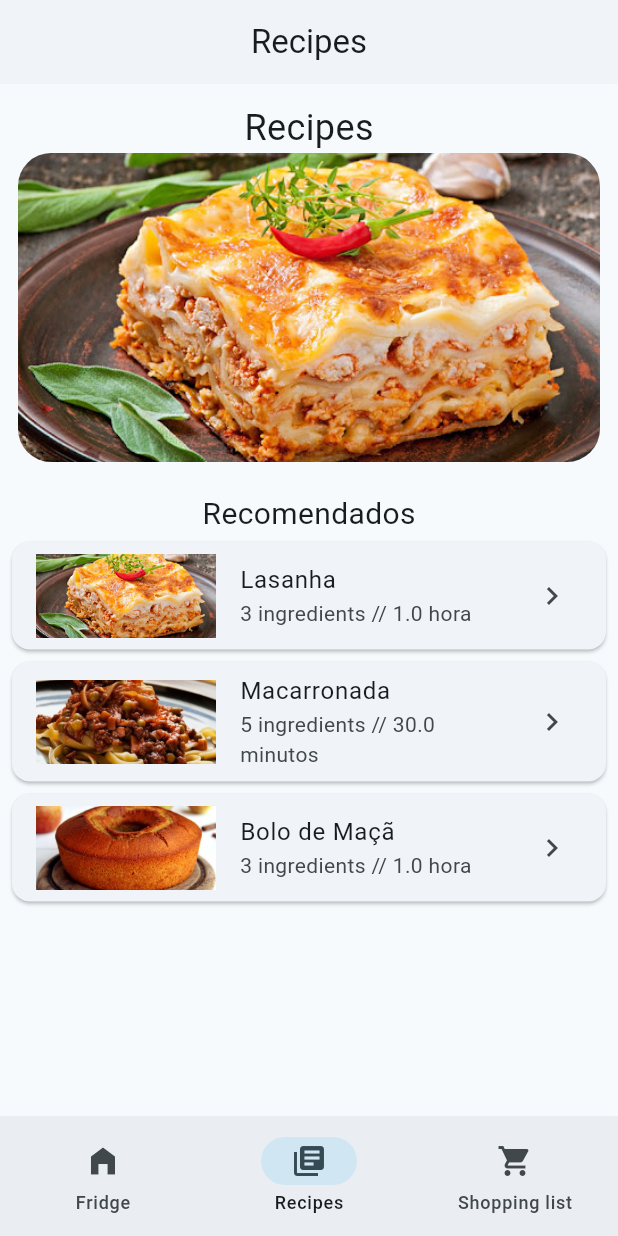
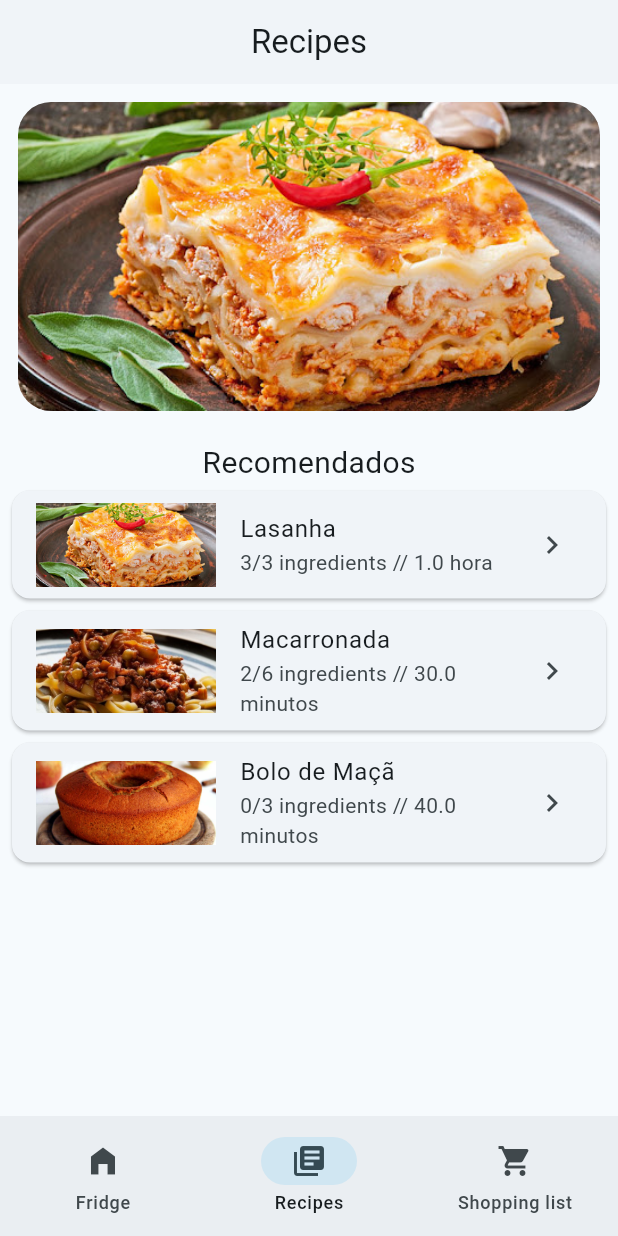
Before and after one commit to thiagocoelhoo/smartfridge, a Flutter app: the screen it shows after launch, on a phone screen of 412 x 824 dp. Run offline on Flutter 3.47's test engine with Material 3 defaults, Android fonts, the phone set to English and light mode, and no system bars.

Commit message:
feat: add recipes repository with Provider as state manager

```diff
--- a/lib/main.dart
+++ b/lib/main.dart
@@ -2,12 +2,14 @@ import 'package:flutter/material.dart';
 import 'package:provider/provider.dart';
 import 'package:smartfridge/app.dart';
 import 'package:smartfridge/repository/fridge_repository.dart';
+import 'package:smartfridge/repository/recipes_repository.dart';
 
 void main() {
   runApp(
     MultiProvider(
       providers: [
         ChangeNotifierProvider(create: (_) => FridgeRepository()),
+        ChangeNotifierProvider(create: (_) => RecipesRepository()),
       ],
       child: const SmartFridgeApp(),
     ),
--- a/lib/pages/recipes_page.dart
+++ b/lib/pages/recipes_page.dart
@@ -1,12 +1,12 @@
 import 'package:flutter/material.dart';
+import 'package:provider/provider.dart';
 import 'package:smartfridge/models/recipe.dart';
 import 'package:smartfridge/pages/recipe_details.dart';
-import 'package:smartfridge/services/test_values.dart';
+import 'package:smartfridge/repository/fridge_repository.dart';
+import 'package:smartfridge/repository/recipes_repository.dart';
 import 'package:smartfridge/widgets/carousel.dart';
 
 class RecipesPage extends StatefulWidget {
-  final List<Recipe> recipes = recipesList;
-
   RecipesPage({super.key});
 
   @override
@@ -14,7 +14,6 @@ class RecipesPage extends StatefulWidget {
 }
 
 class _RecipesPage extends State<RecipesPage> {
-
   @override
   Widget build(BuildContext context) {
     return Scaffold(
@@ -30,15 +29,14 @@ class _RecipesPage extends State<RecipesPage> {
   Widget _body(BuildContext context) {
     return SingleChildScrollView(
       padding: const EdgeInsets.symmetric(horizontal: 4.0, vertical: 12.0),
-      child: Column(
+      child: Consumer<RecipesRepository>(
+        builder: (context, recipeRepository, child) {
+          return Column(
             crossAxisAlignment: CrossAxisAlignment.start,
             children: [
-          const Center(
-            child: Text("Recipes", style: TextStyle(fontSize: 24)),
-          ),
               Carousel(
                 images: [
-              ...widget.recipes.map((Recipe r) {
+                  ...recipeRepository.recipes.map((Recipe r) {
                     return Image.asset(r.urlImage);
                   }),
                 ],
@@ -48,12 +46,14 @@ class _RecipesPage extends State<RecipesPage> {
               Column(
                 children: [
                   const Text("Recomendados", style: TextStyle(fontSize: 20)),
-              ...widget.recipes.map((Recipe r) {
+                  ...recipeRepository.recipes.map((Recipe r) {
                     return _recipeCard(r);
                   }),
                 ],
               ),
             ],
+          );
+        },
       ),
     );
   }
@@ -61,7 +61,9 @@ class _RecipesPage extends State<RecipesPage> {
   Widget _recipeCard(Recipe recipe) {
     return GestureDetector(
       child: Card(
-        child: ListTile(
+        child: Consumer<FridgeRepository>(
+          builder: (context, fridgeRepository, child) {
+            return ListTile(
               onTap: () {
                 Navigator.push(
                   context,
@@ -69,9 +71,12 @@ class _RecipesPage extends State<RecipesPage> {
                 );
               },
               title: Text(recipe.name),
-            subtitle: Text("${recipe.ingredients.length} ingredients // ${recipe.duration}"),
+              subtitle: Text("${fridgeRepository.hasInTheFridge(recipe.ingredients)}/${recipe.ingredients.length} ingredients // ${recipe.duration}"),
               trailing: const Icon(Icons.chevron_right),
-            leading: Image.asset(recipe.urlImage, width: 120, fit: BoxFit.cover)),
+              leading: Image.asset(recipe.urlImage, width: 120, fit: BoxFit.cover),
+            );
+          },
+        ),
       ),
     );
   }
--- a/lib/repository/fridge_repository.dart
+++ b/lib/repository/fridge_repository.dart
@@ -37,6 +37,24 @@ class FridgeRepository extends ChangeNotifier {
     }
   }
 
+  bool containsEnough(Product product) {
+    final index = _products.indexWhere((element) => element.name == product.name);
+    if (index == -1) {
+      return false;
+    }
+    return _products[index].amount.value >= product.amount.value;
+  }
+
+  int hasInTheFridge(List<Product> products) {
+    int count = 0;
+    for (final product in products) {
+      if (containsEnough(product)) {
+        count++;
+      }
+    }
+    return count;
+  }
+
   void clear() {
     _products.clear();
     notifyListeners();
```
Also changed, not shown: lib/repository/recipes_repository.dart (added, +91 -0 lines). Lines whose indentation alone changed are shown as unchanged.
